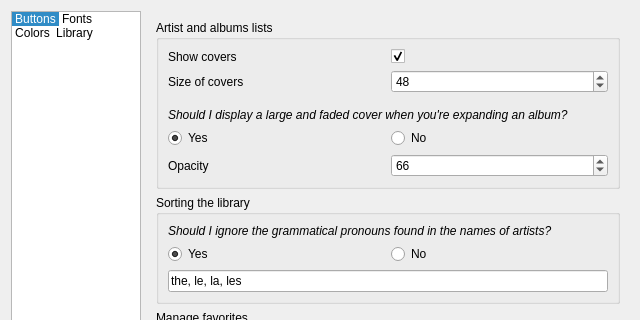
This is code/MiamPlayer/customizetheme.ui in MBach/Miam-Player as Qt 5 draws it before an edit; both pictures show x 0 to 640 and y 0 to 320 of the 640 by 524 pixel window. The edited form follows.
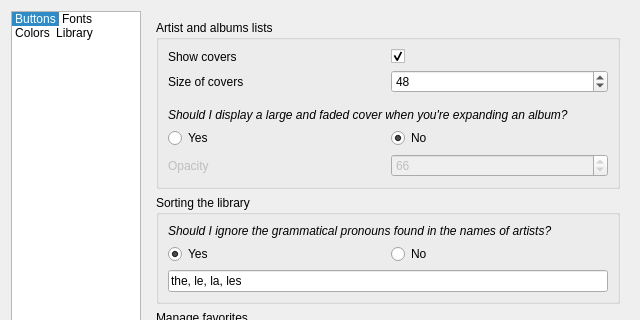
This is the edited form. The open tabs and pages were chosen to show the change. Icons and pictures are not drawn. Custom widgets are drawn as their Qt base class.

```diff
--- a/code/MiamPlayer/customizetheme.ui
+++ b/code/MiamPlayer/customizetheme.ui
@@ -1344,7 +1344,7 @@
                <string>Yes</string>
               </property>
               <property name="checked">
-               <bool>true</bool>
+               <bool>false</bool>
               </property>
              </widget>
             </item>
@@ -1353,10 +1353,16 @@
               <property name="text">
                <string>No</string>
               </property>
+              <property name="checked">
+               <bool>true</bool>
+              </property>
              </widget>
             </item>
             <item row="1" column="1">
              <widget class="QLabel" name="labelBigCoverOpacity">
+              <property name="enabled">
+               <bool>false</bool>
+              </property>
               <property name="text">
                <string>Opacity</string>
               </property>
@@ -1364,6 +1370,9 @@
             </item>
             <item row="1" column="2">
              <widget class="QSpinBox" name="spinBoxBigCoverOpacity">
+              <property name="enabled">
+               <bool>false</bool>
+              </property>
               <property name="minimum">
                <number>0</number>
               </property>
```
Left out of the diff: 50 changed lines with no effect on the pictures.
